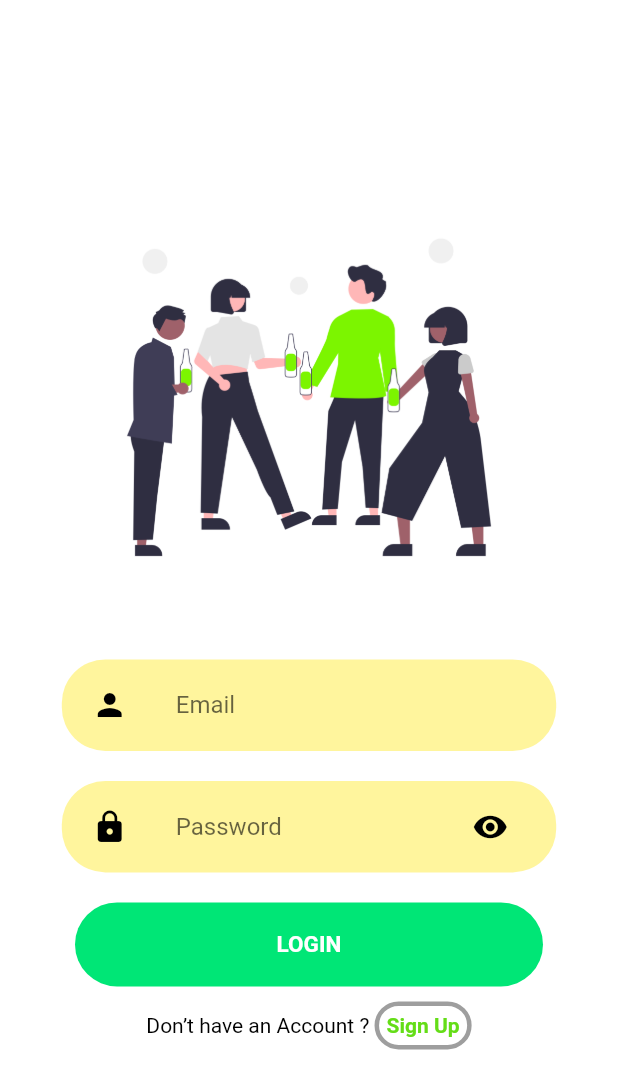
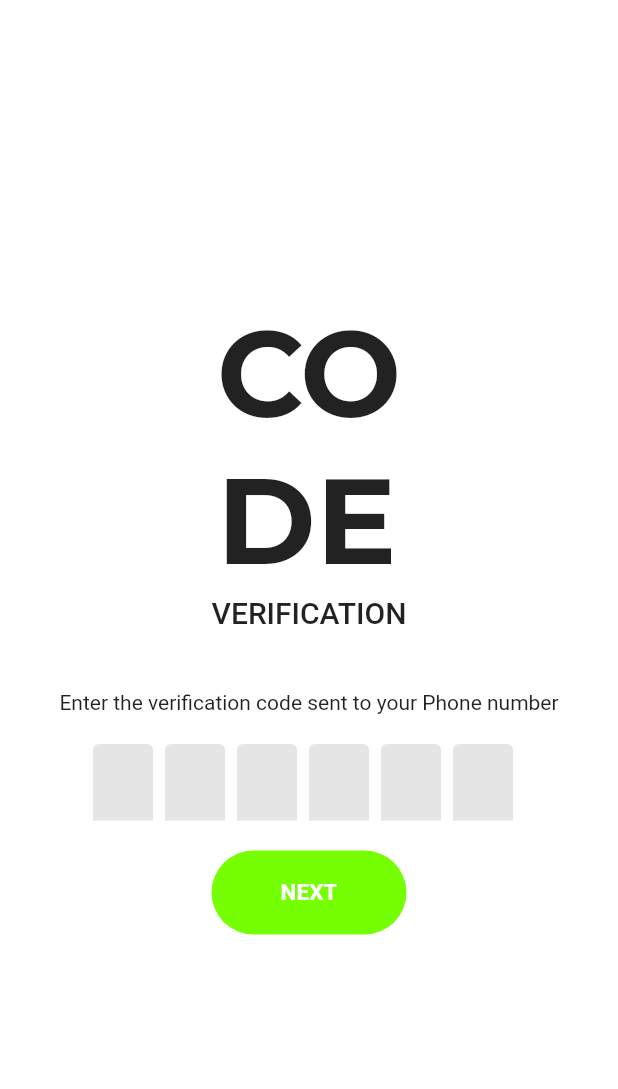
Before and after one commit to AhnAne007/GroupChatApp_Flutter, a Flutter app: the screen it shows after launch, on a phone screen of 412 x 824 dp. Shown: the top 1089 px of the screen. Run offline on Flutter 3.47's test engine with Material 2 defaults, Android fonts, the phone set to English and light mode, and no system bars; drawn by our look-alikes of flutter_otp_text_field; our stand-ins replace firebase_core, google_fonts; accounts and stored records are empty.

Commit message:
UI: Added OTP Screen

```diff
--- a/lib/main.dart
+++ b/lib/main.dart
@@ -1,6 +1,7 @@
 import 'package:firebase_core/firebase_core.dart';
 import 'package:flutter/material.dart';
 import 'package:group_chat_app/screens/login_screen.dart';
+import 'package:group_chat_app/screens/otp_screen.dart';
 
 Future main() async {
   WidgetsFlutterBinding.ensureInitialized();
@@ -39,7 +40,7 @@ class MyApp extends StatelessWidget {
             ),
           )),
       //Below will be called on the basis of authentication if User is Logged in or Not
-      home: LogInScreen(),
+      home: OtpScreen(),
     );
   }
 }
--- /dev/null
+++ b/lib/screens/otp_screen.dart
@@ -0,0 +1,70 @@
+import 'package:flutter/material.dart';
+import 'package:flutter_otp_text_field/flutter_otp_text_field.dart';
+import 'package:google_fonts/google_fonts.dart';
+
+class OtpScreen extends StatelessWidget {
+  const OtpScreen({Key? key}) : super(key: key);
+
+  @override
+  Widget build(BuildContext context) {
+    Color accentPurpleColor = Color(0xFF6A53A1);
+    Color accentDarkGreenColor = Color(0xFF99EC1D);
+    return Scaffold(
+        body: Container(
+      padding: EdgeInsets.all(10),
+      child: Column(
+        mainAxisAlignment: MainAxisAlignment.center,
+        children: [
+          Text(
+            "CO\nDE",
+            style: GoogleFonts.montserrat(
+              fontWeight: FontWeight.bold,
+              fontSize: 80.0,
+            ),
+          ),
+          Text(
+            "Verification".toUpperCase(),
+            style: Theme.of(context).textTheme.headline6,
+          ),
+          SizedBox(
+            height: 40,
+          ),
+          Text(
+            "Enter the verification code sent to your Phone number ",
+            textAlign: TextAlign.center,
+          ),
+          SizedBox(
+            height: 20,
+          ),
+          OtpTextField(
+            numberOfFields: 6,
+            filled: true,
+            fillColor: Colors.black.withOpacity(0.1),
+            borderColor: accentDarkGreenColor,
+            focusedBorderColor: accentDarkGreenColor,
+            //showFieldAsBox: false,
+            //borderWidth: 4.0,
+            //runs when a code is typed in
+            onCodeChanged: (String code) {
+              //handle validation or checks here if necessary
+            },
+            //runs when every textfield is filled
+            onSubmit: (String verificationCode) {},
+          ),
+          SizedBox(height: 20,),
+          SizedBox(
+            width: 130,
+            child: ElevatedButton(
+              style: ElevatedButton.styleFrom(
+                  backgroundColor: Colors.lightGreenAccent[400],
+                  textStyle:
+                  TextStyle(fontSize: 15, fontWeight: FontWeight.bold)),
+              onPressed: () {},
+              child: Text("NEXT"),
+            ),
+          ),
+        ],
+      ),
+    ));
+  }
+}
--- a/pubspec.yaml
+++ b/pubspec.yaml
@@ -45,7 +45,8 @@ dependencies:
   pkcs7: ^1.0.3
   secp256k1cipher: ^0.2.7
   file_picker: ^5.2.7
-
+  flutter_otp_text_field: ^1.1.1
+  google_fonts: ^4.0.4
 
 dev_dependencies:
   flutter_test:
```
Also changed, not shown: pubspec.lock.
